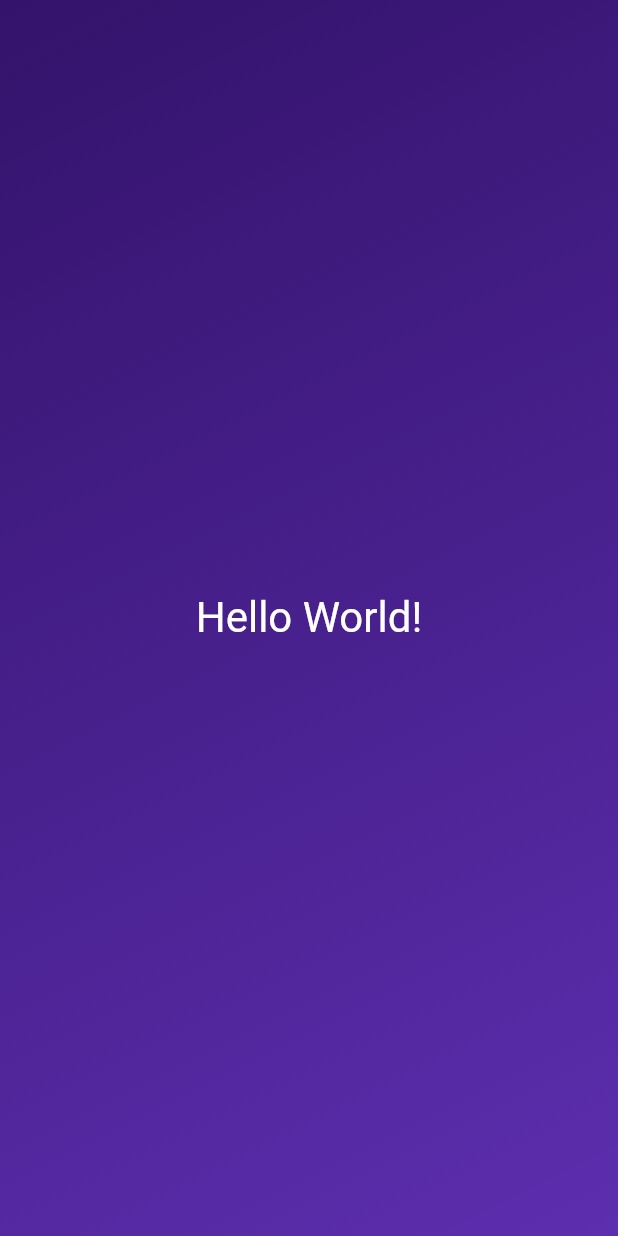
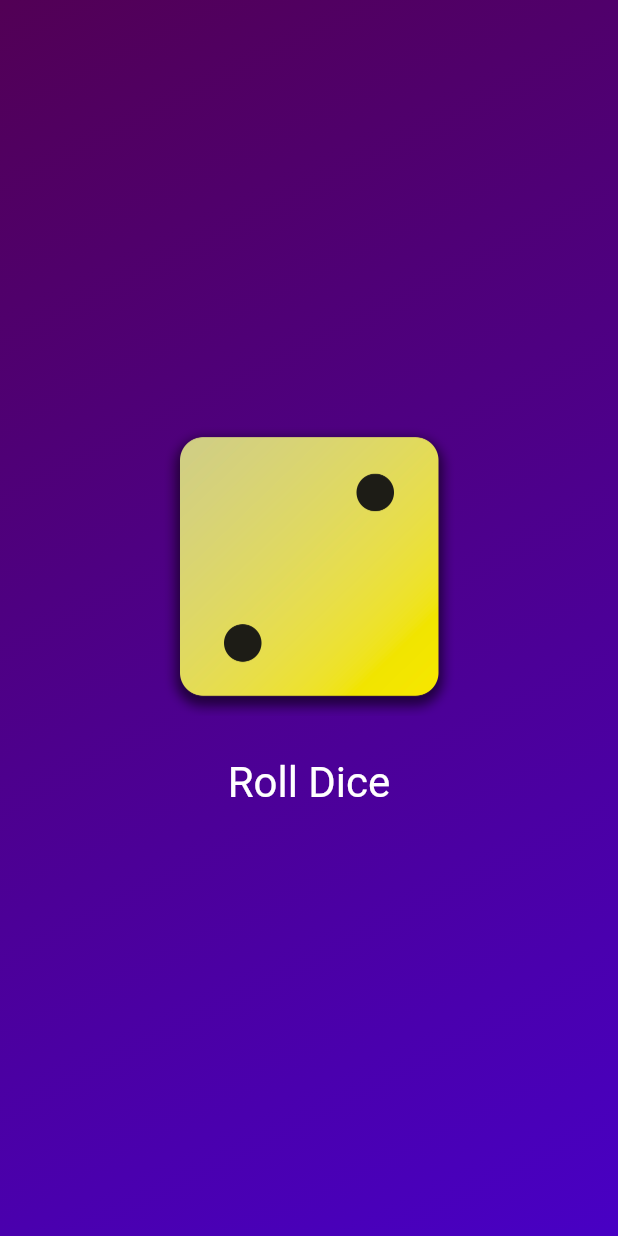
Before and after one commit to IsmailDX/Dice-Roller-App_Flutter, a Flutter app: the screen it shows after launch, on a phone screen of 412 x 824 dp. Run offline on Flutter 3.47's test engine with Material 2 defaults, Android fonts, the phone set to English and light mode, and no system bars; statements that could not run were skipped.

Commit message:
Dice Roller App!

```diff
--- /dev/null
+++ b/lib/dice_roller.dart
@@ -0,0 +1,59 @@
+import 'package:flutter/material.dart';
+import 'dart:math'; //randomizer
+
+final randomizer = Random();
+
+class DiceRoller extends StatefulWidget {
+  //when using stateful widget u will always work with 2 classes
+  const DiceRoller({super.key});
+
+  @override
+  State<DiceRoller> createState() {
+    //returns State
+    return _DiceRollerState();
+  }
+}
+
+class _DiceRollerState extends State<DiceRoller> {
+  //when using stateful widget u wil lalways work with 2 classes and _ means class is private
+  var currentDiceRoll = 2;
+
+  void rollDice() {
+    setState(() {
+      //this tells flutter to reexecute the build function and updates
+      currentDiceRoll = randomizer.nextInt(6) +
+          1; //This will give number from 1 to 6 but if u did not add + 1 then it will be from 0 to 6
+    });
+
+    // print("Changing image...."); //we can use print and then open the debug console beside the terminal to check if function is used or not
+  }
+
+  @override
+  Widget build(context) {
+    return Column(
+      //Column takes all available vertical space
+      mainAxisSize: MainAxisSize
+          .min, //we use min to put it in the center vertically (its max by default)
+      children: [
+        Image.asset(
+          'assets/images/dice-$currentDiceRoll.png',
+          width: 200,
+        ),
+        const SizedBox(
+            height: 20), //this is like padding, it hads invisible box
+        TextButton(
+          //Types of butttons: ElevatedButton, OutlinedButton, and TextButton
+          onPressed:
+              rollDice, //if there is no function yet, then write () {} and write code inside {}
+          style: TextButton.styleFrom(
+              // padding: const EdgeInsets.only(
+              //     top:
+              //         10), //the only adds padding to 1 direction and all adds to all
+              foregroundColor: Colors.white,
+              textStyle: const TextStyle(fontSize: 28)),
+          child: const Text('Roll Dice'),
+        )
+      ],
+    );
+  }
+}
--- a/lib/gradient_container.dart
+++ b/lib/gradient_container.dart
@@ -1,5 +1,6 @@
 import 'package:flutter/material.dart';
-import 'package:first_app/styled_text.dart';
+//import 'package:first_app/styled_text.dart';
+import 'package:first_app/dice_roller.dart';
 
 // Alignment? startAlignment; // the ? is to tell flutter that the value will be of type alignment or null
 const startAlignment = Alignment
@@ -37,6 +38,7 @@ const endAlignment = Alignment.bottomRight;
 //SECOND METHOD
 
 class GradientContainer extends StatelessWidget {
+  //we use statefullwidget if this class contains data that can change overtime and should impact rendered ui
   //Constructor (Add const in constructors)
   const GradientContainer(this.color1, this.color2,
       {super.key}); //Here you only accept two colors
@@ -55,9 +57,7 @@ class GradientContainer extends StatelessWidget {
           end: endAlignment,
         ),
       ),
-      child: const Center(
-        child: StyledText('Hello World!'),
-      ),
+      child: Center(child: DiceRoller()),
     );
   }
 }
--- a/lib/main.dart
+++ b/lib/main.dart
@@ -12,7 +12,7 @@ void main() {
         // body: GradientContainer(colors: [Color.fromARGB(255, 51, 19, 107), Color.fromARGB(255, 72, 9, 92)]),
         //SECOND METHOD
         body: GradientContainer(
-            Color.fromARGB(255, 51, 19, 107), Color.fromARGB(255, 93, 46, 175)),
+            Color.fromARGB(255, 82, 0, 85), Color.fromARGB(255, 72, 0, 196)),
       ),
     ),
   );
```
Also changed, not shown: pubspec.yaml (+7 -3 lines), assets/images/dice-1.png (added), assets/images/dice-2.png (added), assets/images/dice-3.png (added), assets/images/dice-4.png (added), assets/images/dice-5.png (added), assets/images/dice-6.png (added).
